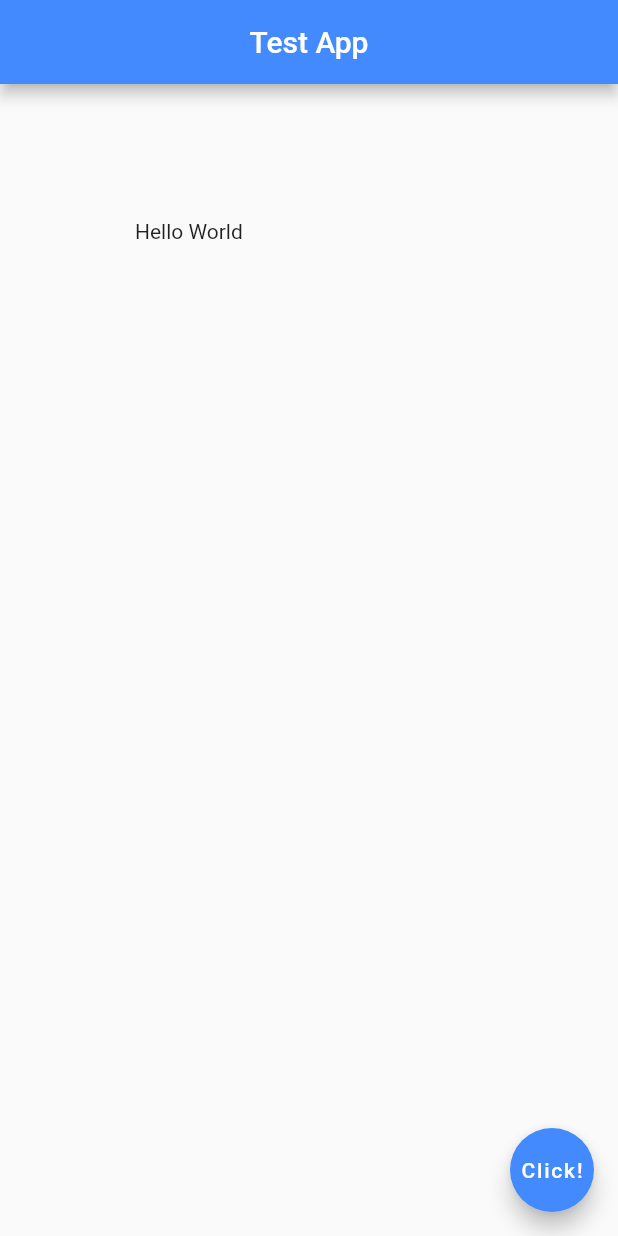
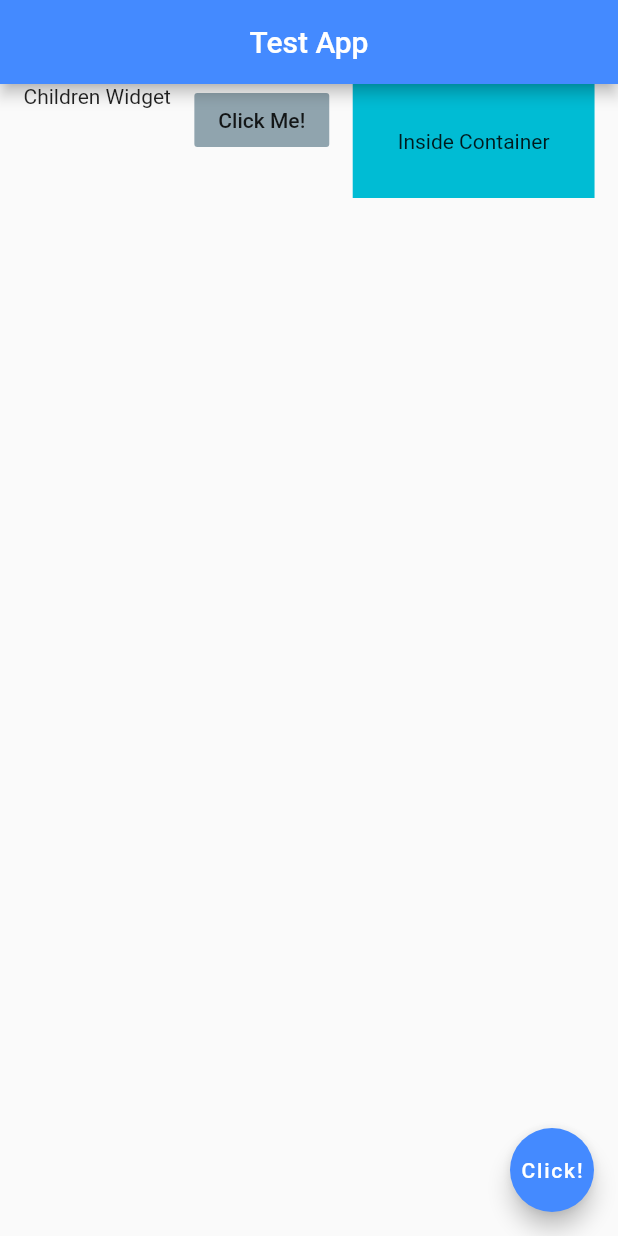
Before and after one commit to ch-ivy/flutter-tuts, a Flutter app: the screen it shows after launch, on a phone screen of 412 x 824 dp. Run offline on Flutter 3.47's test engine with Material 2 defaults, Android fonts, the phone set to English and light mode, and no system bars.

Commit message:
Rows: Children Widgets

```diff
--- a/TestApp/lib/main.dart
+++ b/TestApp/lib/main.dart
@@ -13,9 +13,21 @@ class HomePage extends StatelessWidget {
         centerTitle: true,
         backgroundColor: Colors.blueAccent,
       ),
-      body: Padding(
-        padding: EdgeInsets.all(90.0),
-        child: Text("Hello World"),
+      body: Row(
+        mainAxisAlignment: MainAxisAlignment.spaceEvenly,
+        crossAxisAlignment: CrossAxisAlignment.start,
+        children: <Widget>[
+          Text("Children Widget"),
+          FlatButton(
+              onPressed: () {},
+              child: Text("Click Me!"),
+              color: Colors.blueGrey[300]),
+          Container(
+            color: Colors.cyan,
+            padding: EdgeInsets.all(30),
+            child: Text("Inside Container"),
+          )
+        ],
       ),
       floatingActionButton: FloatingActionButton(
         onPressed: () {
```
